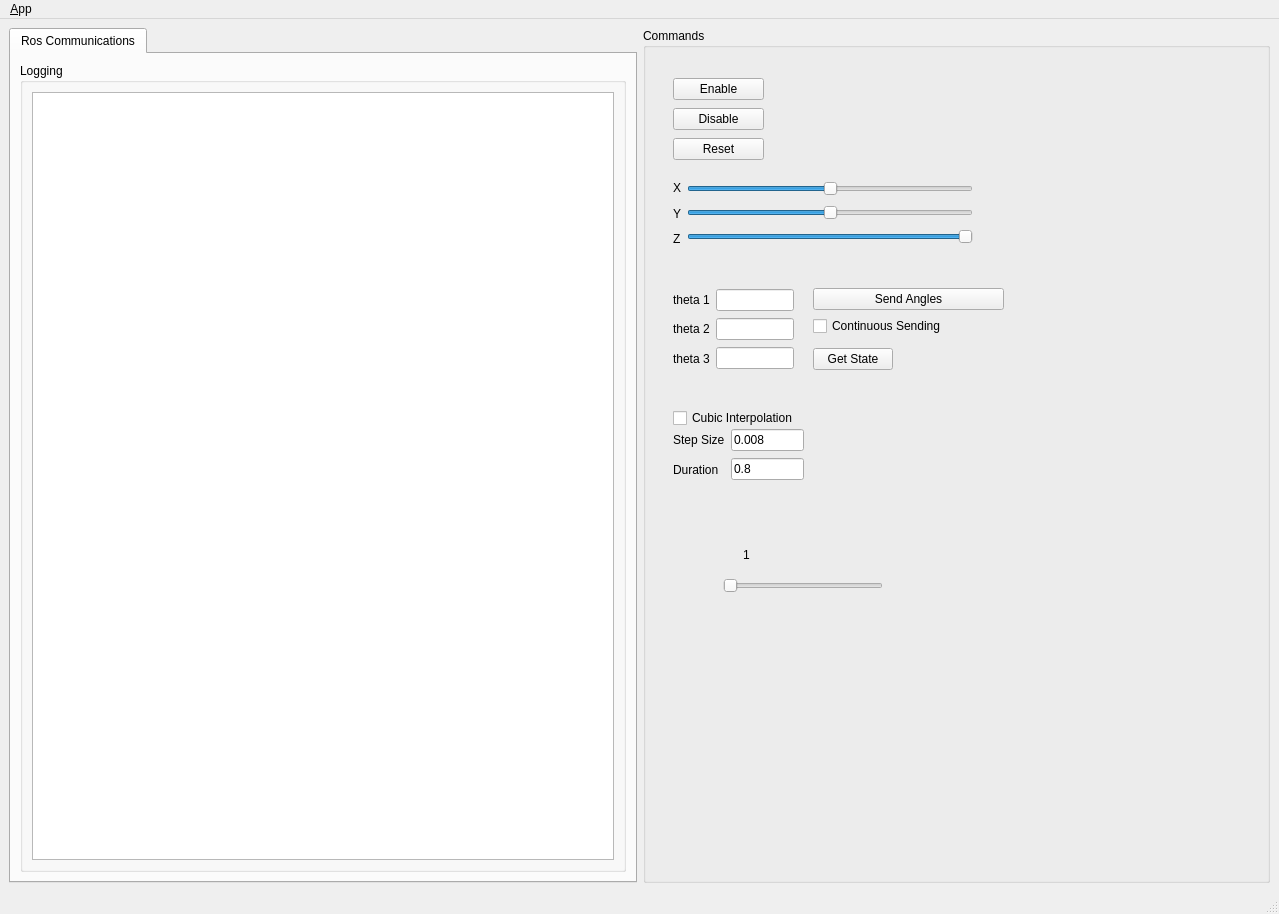
First picture: the form in delta_qtgui/ui/main_window.ui, repository MarvinStuede/delta, before the edit.
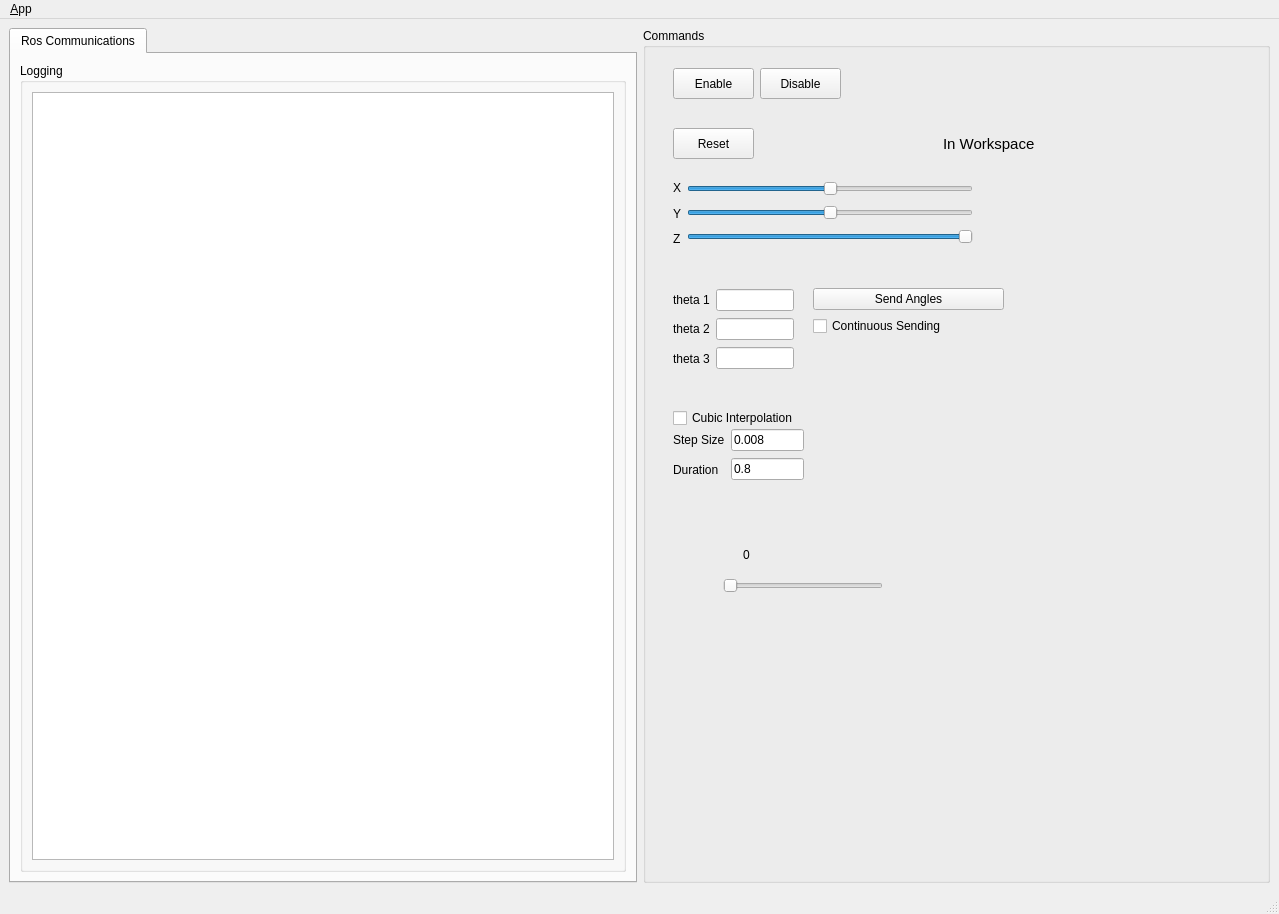
Second picture: the form after the edit. Icons and pictures are not drawn.

Diff of the .ui file:
```diff
--- a/delta_qtgui/ui/main_window.ui
+++ b/delta_qtgui/ui/main_window.ui
@@ -81,39 +81,13 @@
       <property name="title">
        <string>Commands</string>
       </property>
-      <widget class="QPushButton" name="enableButton">
-       <property name="geometry">
-        <rect>
-         <x>30</x>
-         <y>50</y>
-         <width>91</width>
-         <height>22</height>
-        </rect>
-       </property>
-       <property name="text">
-        <string>Enable</string>
-       </property>
-      </widget>
-      <widget class="QPushButton" name="disableButton">
-       <property name="geometry">
-        <rect>
-         <x>30</x>
-         <y>80</y>
-         <width>91</width>
-         <height>22</height>
-        </rect>
-       </property>
-       <property name="text">
-        <string>Disable</string>
-       </property>
-      </widget>
       <widget class="QPushButton" name="resetButton">
        <property name="geometry">
         <rect>
          <x>30</x>
-         <y>110</y>
-         <width>91</width>
-         <height>22</height>
+         <y>100</y>
+         <width>81</width>
+         <height>31</height>
         </rect>
        </property>
        <property name="text">
@@ -364,19 +338,6 @@
         </item>
        </layout>
       </widget>
-      <widget class="QPushButton" name="getstateButton">
-       <property name="geometry">
-        <rect>
-         <x>170</x>
-         <y>320</y>
-         <width>80</width>
-         <height>22</height>
-        </rect>
-       </property>
-       <property name="text">
-        <string>Get State</string>
-       </property>
-      </widget>
       <widget class="QCheckBox" name="cubicCheck">
        <property name="geometry">
         <rect>
@@ -418,11 +379,19 @@
          <height>14</height>
         </rect>
        </property>
+       <property name="font">
+        <font>
+         <weight>50</weight>
+         <bold>false</bold>
+         <underline>false</underline>
+         <strikeout>false</strikeout>
+        </font>
+       </property>
        <property name="text">
-        <string>1</string>
+        <string>0</string>
        </property>
       </widget>
-      <widget class="QWidget" name="">
+      <widget class="QWidget" name="layoutWidget">
        <property name="geometry">
         <rect>
          <x>30</x>
@@ -476,6 +445,64 @@
         </item>
        </layout>
       </widget>
+      <widget class="QWidget" name="layoutWidget">
+       <property name="geometry">
+        <rect>
+         <x>30</x>
+         <y>40</y>
+         <width>168</width>
+         <height>31</height>
+        </rect>
+       </property>
+       <layout class="QHBoxLayout" name="horizontalLayout_4">
+        <item>
+         <widget class="QPushButton" name="enableButton">
+          <property name="sizePolicy">
+           <sizepolicy hsizetype="Minimum" vsizetype="Preferred">
+            <horstretch>0</horstretch>
+            <verstretch>0</verstretch>
+           </sizepolicy>
+          </property>
+          <property name="text">
+           <string>Enable</string>
+          </property>
+         </widget>
+        </item>
+        <item>
+         <widget class="QPushButton" name="disableButton">
+          <property name="sizePolicy">
+           <sizepolicy hsizetype="Minimum" vsizetype="Preferred">
+            <horstretch>0</horstretch>
+            <verstretch>0</verstretch>
+           </sizepolicy>
+          </property>
+          <property name="text">
+           <string>Disable</string>
+          </property>
+         </widget>
+        </item>
+       </layout>
+      </widget>
+      <widget class="QLabel" name="label_workspace">
+       <property name="geometry">
+        <rect>
+         <x>300</x>
+         <y>105</y>
+         <width>141</width>
+         <height>21</height>
+        </rect>
+       </property>
+       <property name="font">
+        <font>
+         <pointsize>11</pointsize>
+        </font>
+       </property>
+       <property name="text">
+        <string>In Workspace</string>
+       </property>
+      </widget>
+      <zorder>layoutWidget</zorder>
+      <zorder>layoutWidget</zorder>
       <zorder>resetButton</zorder>
       <zorder>layoutWidget</zorder>
       <zorder>layoutWidget</zorder>
```
Left out of the diff: 29 changed lines with no effect on the pictures.
